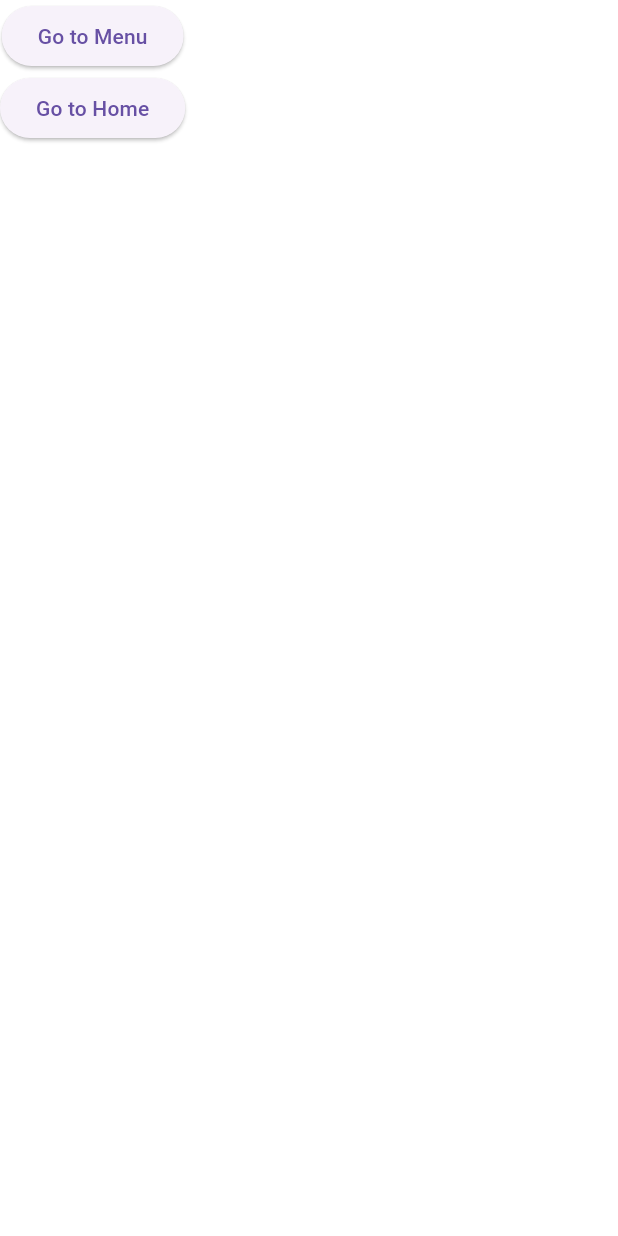
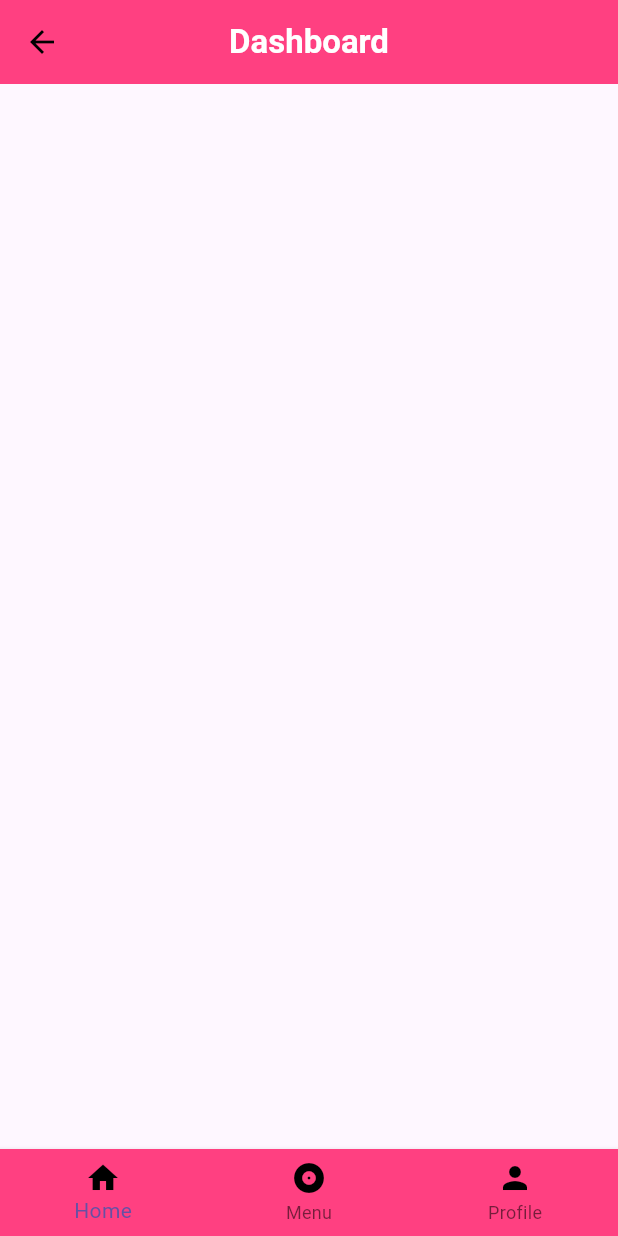
Before and after one commit to jennyerilla02/frontweunis, a Flutter app: the Dashboard screen opened directly, on a phone screen of 412 x 824 dp. Run offline on Flutter 3.47's test engine with Material 3 defaults, Android fonts, the phone set to English and light mode, and no system bars; our stand-ins replace flutter_spinkit.

Commit message:
activity 4

```diff
--- a/lib/pages/dashboard.dart
+++ b/lib/pages/dashboard.dart
@@ -11,28 +11,52 @@ class _DashboardState extends State<Dashboard> {
   @override
   Widget build(BuildContext context) {
     return Scaffold(
-      backgroundColor: Colors.white,
-      body: Container(
-        child: SafeArea(
-          child: Column(
-            children: [
-              ElevatedButton(
-                onPressed: (){
-                  Navigator.pushNamed(context,'/menu');
-                },
-                child: Text('Go to Menu'),
-              ),
-             ElevatedButton(
-               onPressed: (){
-                 Navigator.pushNamed(context,'/home');
-          },
-               child: Text('Go to Home'),
-             ),
-
-            ],
+      appBar:AppBar(
+        backgroundColor: Colors.pinkAccent,
+        foregroundColor: Colors.black,
+        title: Text("Dashboard",
+        style: TextStyle(
+          color: Colors.white,
+          fontWeight: FontWeight.bold,
+        ),
+        ),
+        centerTitle: true,
+      ),
+      bottomNavigationBar: BottomNavigationBar(
+        backgroundColor: Colors.pinkAccent,
+        elevation: 3.0,
+        onTap: (int val){
+          switch(val){
+            case 0:
+              Navigator.pushNamed(context, '/');
+              break;
+            case 1:
+              Navigator.pushNamed(context, '/menu');
+              break;
+            case 2:
+              Navigator.pushNamed(context, '/profile');
+          }
+        },
+        currentIndex: 0,
+        items: [
+          BottomNavigationBarItem(
+            backgroundColor: Colors.pinkAccent,
+              icon: Icon(Icons.home,
+                color: Colors.black,),
+      label: 'Home',
           ),
-
-        ),
+          BottomNavigationBarItem(
+            backgroundColor: Colors.pinkAccent,
+            icon: Icon(Icons.album,
+              color: Colors.black,),
+    label: 'Menu',
+          ),
+          BottomNavigationBarItem(
+              icon: Icon(Icons.person,
+                color: Colors.black,),
+            label: 'Profile',
+          ),
+        ],
       ),
     );
   }
--- a/lib/pages/login.dart
+++ b/lib/pages/login.dart
@@ -81,6 +81,7 @@ class _LoginState extends State<Login> {
                         formKey.currentState!.save();
                         print(email);
                         print(password);
+                        Navigator.pushReplacementNamed(context, '/');
                       }
                     },
                       child: Text('Log in',
--- a/pubspec.yaml
+++ b/pubspec.yaml
@@ -36,6 +36,7 @@ dependencies:
   # Use with the CupertinoIcons class for iOS style icons.
   cupertino_icons: ^1.0.6
   http: ^1.2.1
+  flutter_spinkit: ^5.2.1
 
 dev_dependencies:
   flutter_test:
```
Also changed, not shown: lib/pages/menu.dart (+53 -0 lines), pubspec.lock.
